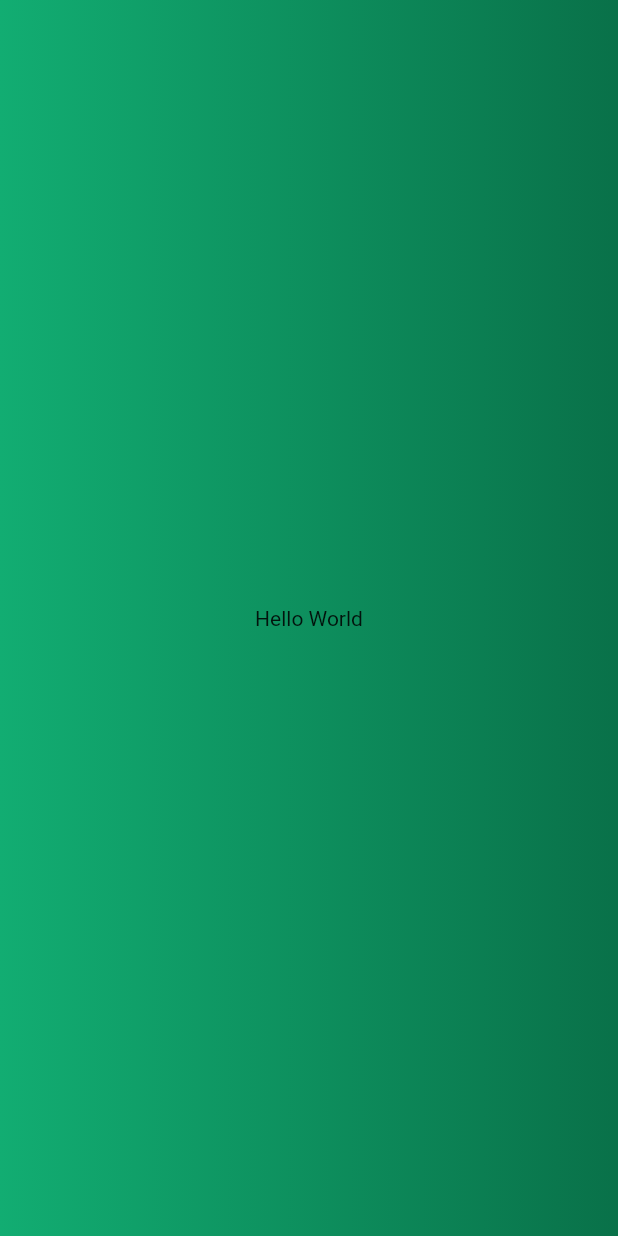
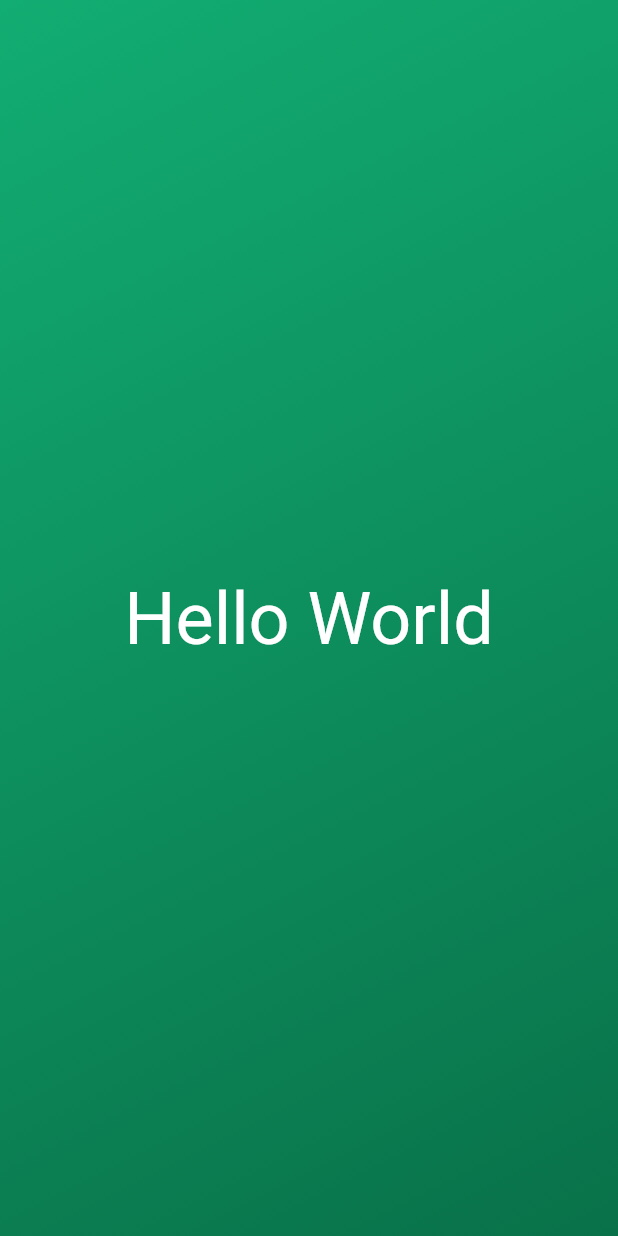
Before and after one commit to masif2002/roll-the-dice, a Flutter app: the screen it shows after launch, on a phone screen of 412 x 824 dp. Run offline on Flutter 3.47's test engine with Material 2 defaults, Android fonts, the phone set to English and light mode, and no system bars.

```diff
--- /dev/null
+++ b/lib/gradient_container.dart
@@ -0,0 +1,27 @@
+import 'package:flutter/material.dart';
+
+import 'package:first_app/styled_text.dart';
+
+
+class GradientContainer extends StatelessWidget {
+  const GradientContainer({super.key});
+
+  @override
+  Widget build(context) {
+    return Container(
+      decoration: const BoxDecoration(
+        gradient: LinearGradient(
+          colors: [
+            Color.fromARGB(255, 18, 173, 114),
+            Color.fromARGB(255, 9, 113, 73)
+          ],
+          begin: Alignment.topLeft,
+          end: Alignment.bottomRight,
+        ),
+      ),
+      child: const Center(
+        child: StyledText(),
+      ),
+    );
+  }
+}
--- a/lib/main.dart
+++ b/lib/main.dart
@@ -1,22 +1,12 @@
 import 'package:flutter/material.dart';
+
+import 'package:first_app/gradient_container.dart';
 
 void main() {
   runApp(
-    MaterialApp(
+    const MaterialApp(
       home: Scaffold(
-        body: Container(
-          decoration: const BoxDecoration(
-            gradient: LinearGradient(
-              colors: [
-                Color.fromARGB(255, 18, 173, 114),
-                Color.fromARGB(255, 9, 113, 73)
-              ],
-            ),
-          ),
-          child: const Center(
-            child: Text('Hello World'),
-          ),
-        ),
+        body: GradientContainer(),
       ),
     ),
   );
--- /dev/null
+++ b/lib/styled_text.dart
@@ -0,0 +1,18 @@
+import 'package:flutter/material.dart';
+
+double size = 48;
+
+class StyledText extends StatelessWidget {
+  const StyledText({super.key});
+
+  @override
+  Widget build(context) {
+    return Text(
+      'Hello World',
+      style: TextStyle(
+        color: const Color.fromARGB(255, 255, 255, 255),
+        fontSize: size,
+      ),
+    );
+  }
+}
```
